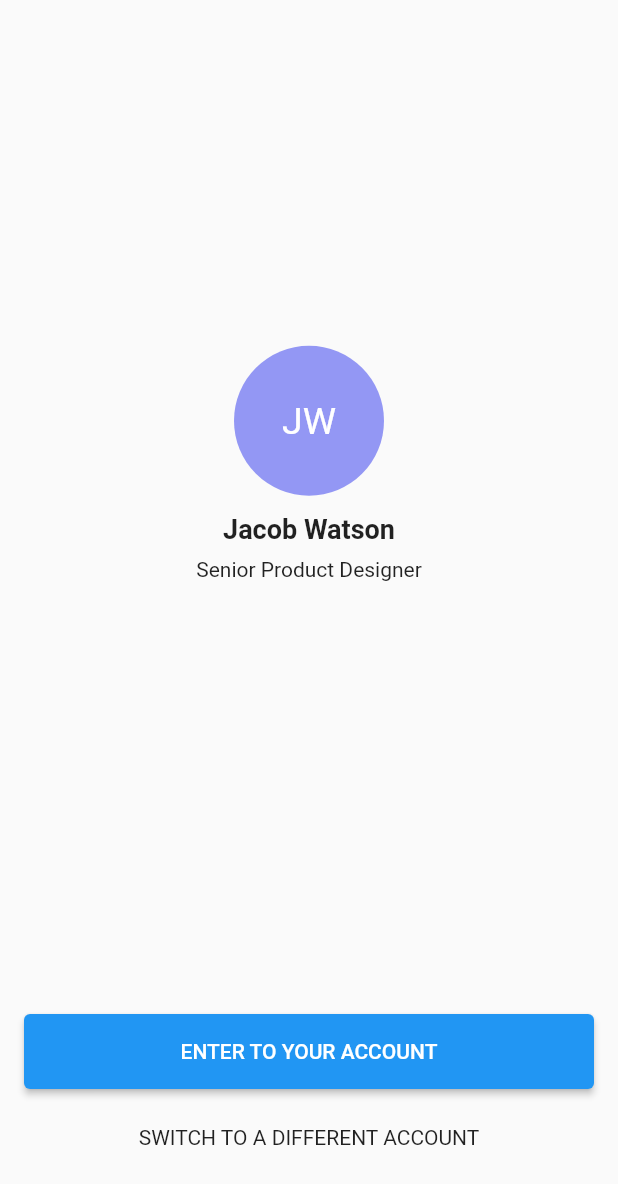
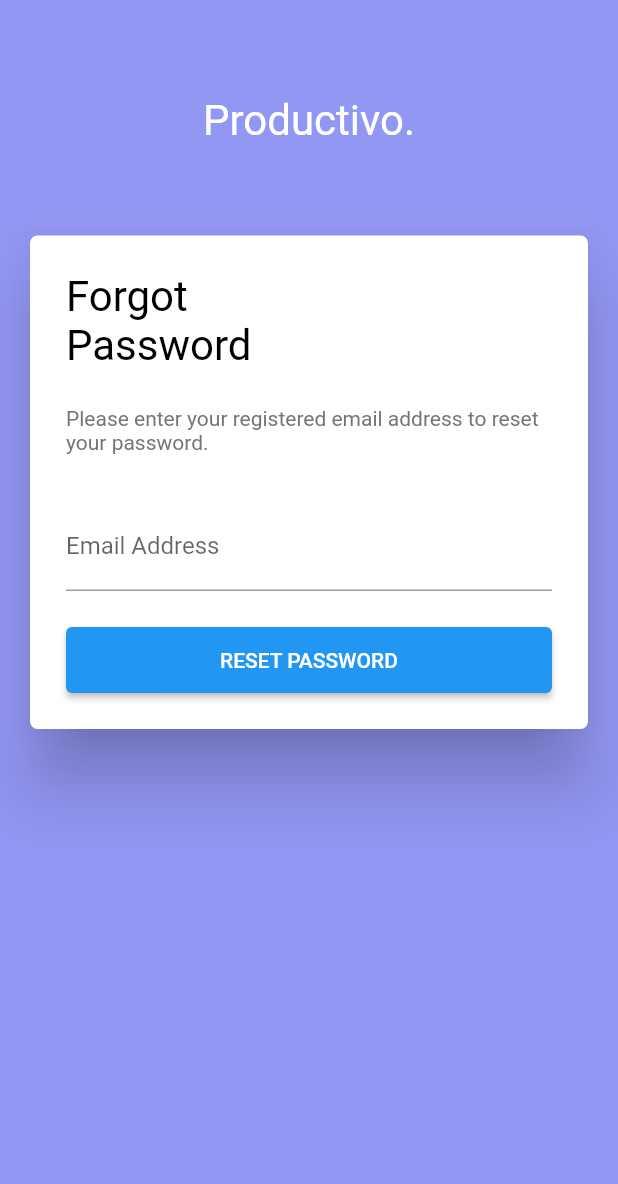
Before and after one commit to thecodenest/mock_flutter_app, a Flutter app: the Account screen opened directly, after a tap on "ENTER TO YOUR ACCOUNT", on a phone screen of 412 x 824 dp. Shown: the top 1184 px of the screen. Run offline on Flutter 3.47's test engine with Material 2 defaults, Android fonts, the phone set to English and light mode, and no system bars.

Commit message:
feat: Add others screens

```diff
--- a/lib/account.dart
+++ b/lib/account.dart
@@ -1,5 +1,6 @@
 import 'package:flutter/cupertino.dart';
 import 'package:flutter/material.dart';
+import 'package:mock_flutter_app/forgot_password.dart';
 
 class Account extends StatelessWidget {
   @override
@@ -45,12 +46,19 @@ class Account extends StatelessWidget {
                           width: double.infinity,
                           height: 50.0,
                           child: ElevatedButton(
-                            onPressed: () {Navigator.push(context, MaterialPageRoute(builder: (context) => Account()));},
+                            onPressed: () {Navigator.push(context, MaterialPageRoute(builder: (context) => ForgotPassword()));},
                             child: Text('ENTER TO YOUR ACCOUNT'),
                           ),
                         ),
                         SizedBox(height: 24),
-                        Text('SWITCH TO A DIFFERENT ACCOUNT'),
+                        GestureDetector(
+                          onTap: () {
+                            Navigator.push(context, MaterialPageRoute(builder: (context) => ForgotPassword()));
+                          },
+                          child: Text(
+                              'SWITCH TO A DIFFERENT ACCOUNT'
+                          ),
+                        ),
                       ],
                     ),
           )
--- /dev/null
+++ b/lib/forgot_password.dart
@@ -0,0 +1,57 @@
+import 'package:flutter/material.dart';
+import 'package:mock_flutter_app/reset_password.dart';
+
+class ForgotPassword extends StatelessWidget {
+  @override
+  Widget build(BuildContext context) {
+    return SafeArea(
+      child: Scaffold(
+        backgroundColor: Color(0xff9397F4),
+        body: SingleChildScrollView(
+          child: Column(crossAxisAlignment: CrossAxisAlignment.stretch, children: [
+            Padding(
+                padding: EdgeInsets.fromLTRB(0.0, 64.0, 0.0, 0.0),
+                child: Text('Productivo.',
+                    style: TextStyle(color: Colors.white, fontSize: 28),
+                    textAlign: TextAlign.center)),
+            Padding(
+              padding: EdgeInsets.fromLTRB(16.0, 56.0, 16.0, 16.0),
+              child: Card(
+                elevation: 20,
+                color: Colors.white,
+                shape: RoundedRectangleBorder(
+                  borderRadius: BorderRadius.circular(5),
+                ),
+                child: SizedBox(
+                  child: Padding(
+                    padding: EdgeInsets.fromLTRB(24.0, 24.0, 24.0, 24.0),
+                    child: Column(
+                      crossAxisAlignment: CrossAxisAlignment.start,
+                      children: [
+                        Text('Forgot \nPassword', style: TextStyle(color: Colors.black, fontSize: 28),
+                        textAlign: TextAlign.left),
+                        SizedBox(height: 24.0),
+                        Text('Please enter your registered email address to reset your password.', style: TextStyle(color: Colors.grey[600])),
+                        SizedBox(height: 32.0),
+                        TextField(decoration: InputDecoration(labelText: 'Email Address')),
+                        SizedBox(height: 24.0),
+                        SizedBox(
+                          width: double.infinity,
+                          height: 44.0,
+                          child: ElevatedButton(
+                            onPressed: () {Navigator.push(context, MaterialPageRoute(builder: (context) => ResetPassword()));},
+                            child: Text('RESET PASSWORD'),
+                          ),
+                        ),
+                      ],
+                    ),
+                  ),
+                ),
+              ),
+            )
+          ]),
+        ),
+      ),
+    );
+  }
+}
--- a/pubspec.yaml
+++ b/pubspec.yaml
@@ -23,6 +23,8 @@ environment:
 dependencies:
   flutter:
     sdk: flutter
+
+  percent_indicator: "^2.1.7+2"
 
 
   # The following adds the Cupertino Icons font to your application.
```
Also changed, not shown: lib/home_dashboard.dart (added, +85 -0 lines), lib/reset_password.dart (added, +59 -0 lines), pubspec.lock.
